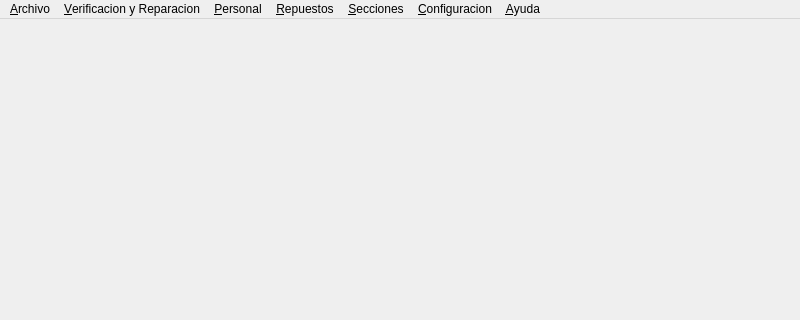
Before: the Qt Designer form src/ui/MainWindowExample.ui in guilleurrutia10/division-transporte, drawn with Qt 5; both pictures show x 0 to 800 and y 0 to 320 of the 800 by 600 pixel window.
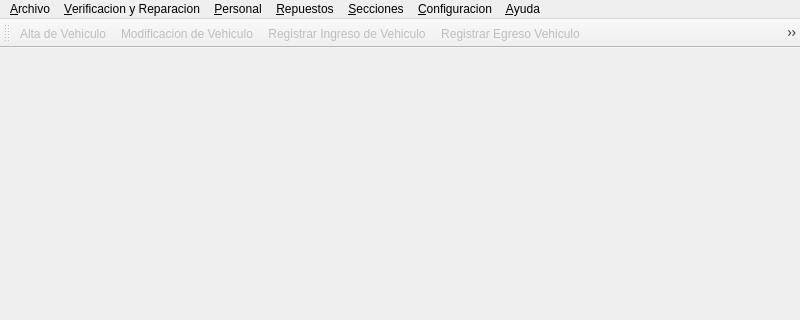
After: the same form once the commit is applied. Icons and pictures are not drawn.

The edit to the form file:
```diff
--- a/src/ui/MainWindowExample.ui
+++ b/src/ui/MainWindowExample.ui
@@ -149,6 +149,31 @@
    <addaction name="menuAyuda"/>
   </widget>
   <widget class="QStatusBar" name="statusbar"/>
+  <widget class="QToolBar" name="toolBar">
+   <property name="windowTitle">
+    <string>toolBar</string>
+   </property>
+   <attribute name="toolBarArea">
+    <enum>TopToolBarArea</enum>
+   </attribute>
+   <attribute name="toolBarBreak">
+    <bool>false</bool>
+   </attribute>
+   <addaction name="actionAlta_de_Vehiculo"/>
+   <addaction name="actionModificacion_de_Vehiculo"/>
+   <addaction name="actionRegistrar_Ingreso_de_Vehiculo"/>
+   <addaction name="actionRegistrar_Egreso"/>
+   <addaction name="actionPlanificar_Reparaciones_de_Vehiculo"/>
+   <addaction name="separator"/>
+   <addaction name="actionAlta_de_Personal"/>
+   <addaction name="actionBaja_de_Personal"/>
+   <addaction name="actionModificacion_de_Personal"/>
+   <addaction name="actionCambiar_de_Seccion_a_un_Empleado"/>
+   <addaction name="actionCambiar_el_Encargado_de_una_Seccion"/>
+   <addaction name="actionRemover_Empleado_de_Seccion"/>
+   <addaction name="separator"/>
+   <addaction name="actionSalir"/>
+  </widget>
   <action name="actionSalir">
    <property name="text">
     <string>&amp;Salir</string>
```
Left out of the diff: 259 changed lines with no effect on the pictures.
